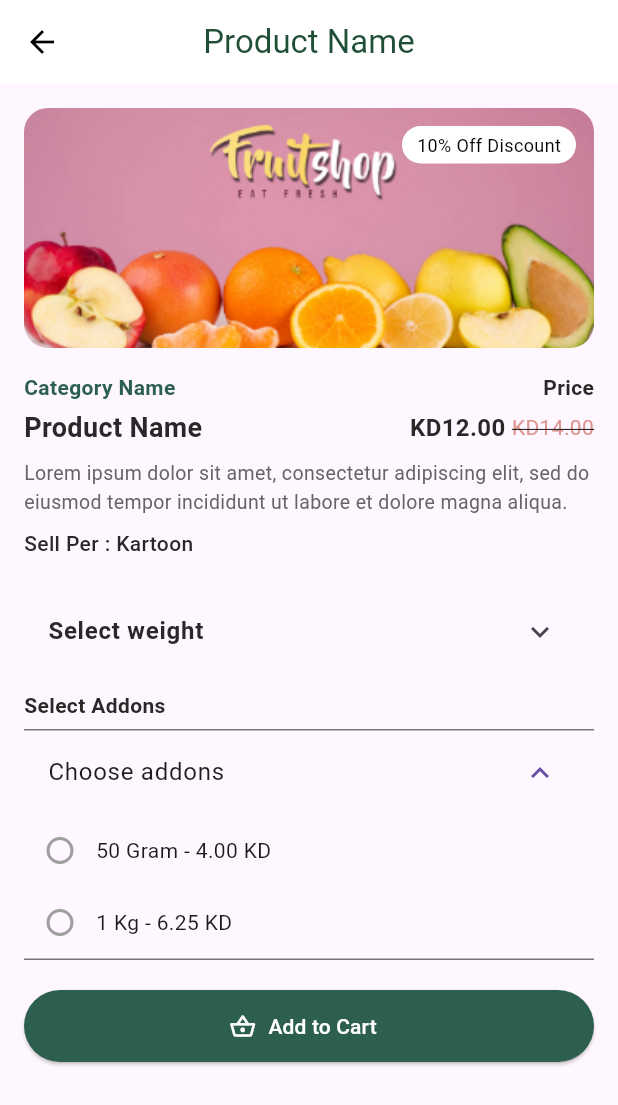
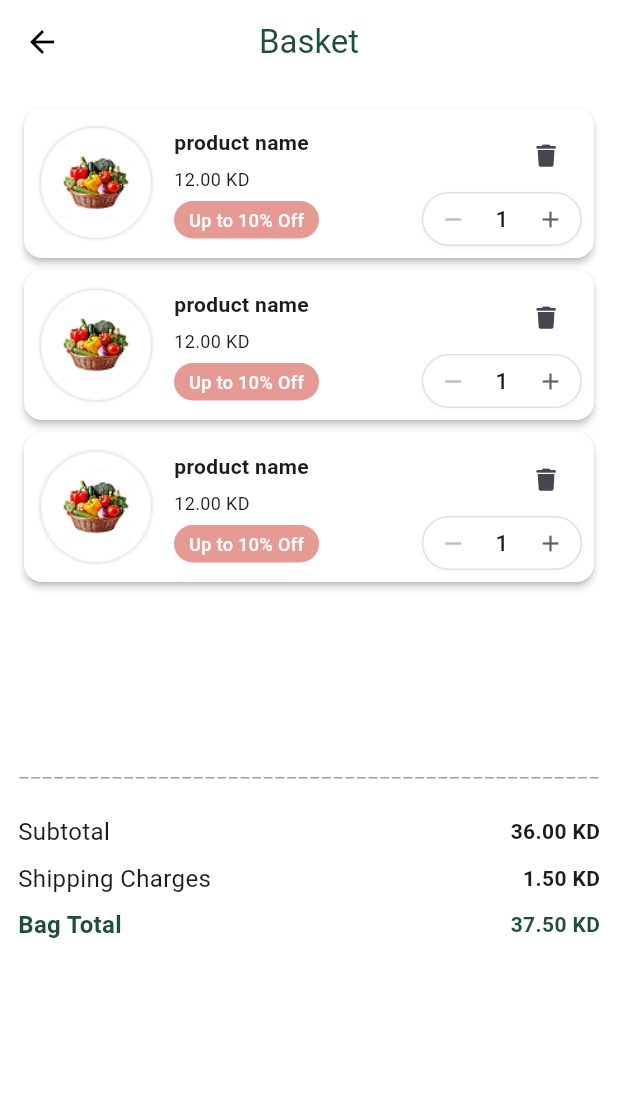
Before and after one commit to khedr0/FruitMarketApp, a Flutter app: the ProductScreen screen opened by its route, after a tap on "Add to Cart", on a phone screen of 412 x 824 dp. Shown: the top 1105 px of the screen. Run offline on Flutter 3.47's test engine with Material 3 defaults, Android fonts, the phone set to English and light mode, and no system bars; our stand-ins replace font_awesome_flutter.

Commit message:
Basket Screen + some widgets

```diff
--- a/lib/constants/strings.dart
+++ b/lib/constants/strings.dart
@@ -52,6 +52,7 @@ class AppStrings {
   static const String selectWight = "Select weight";
   static const String selectAddons = "Select Addons";
   static const String categoryName = "Category Name";
+  static const String basket = "Basket";
   // Filters / UI
   static const String close = 'Close';
   static const String applyFilter = 'Apply Filter';
--- a/lib/main.dart
+++ b/lib/main.dart
@@ -3,6 +3,7 @@ import 'package:fruit_market/screans/authentication_screans/checkingByPhone.dart
 import 'package:fruit_market/screans/authentication_screans/loginScreen.dart';
 import 'package:fruit_market/screans/authentication_screans/signUpScreen.dart';
 import 'package:fruit_market/screans/authentication_screans/singingScreen.dart';
+import 'package:fruit_market/screans/later/basketScreen.dart';
 import 'package:fruit_market/screans/onBoarding.dart';
 import 'package:fruit_market/screans/productScreen.dart';
 import 'package:fruit_market/screans/sellerScreen.dart';
@@ -29,6 +30,7 @@ class FruitMarketApp extends StatelessWidget {
         "phoneVerificationScreen": (context) => const PhoneVerificationScreen(),
         "sellerScreen": (context) => const SellerScreen(),
         "productScreen": (context) => const ProductScreen(),
+        "basketScreen": (context) => const BasketScreen()
       },
     );
   }
--- /dev/null
+++ b/lib/screans/later/basketScreen.dart
@@ -0,0 +1,122 @@
+import 'package:flutter/material.dart';
+
+import '../../constants/colors.dart';
+import '../../constants/strings.dart';
+import '../../widgets/productCartWidget.dart';
+
+class BasketScreen extends StatelessWidget {
+  const BasketScreen({super.key});
+  static String id = "basketScreen";
+
+  @override
+  Widget build(BuildContext context) {
+    return Scaffold(
+      backgroundColor: AppColors.white,
+      appBar: AppBar(
+        backgroundColor: AppColors.white,
+        elevation: 0,
+        iconTheme: const IconThemeData(color: AppColors.black),
+        title: const Text(
+          AppStrings.basket,
+          style: TextStyle(color: AppColors.primaryDark),
+        ),
+        centerTitle: true,
+      ),
+      body: Padding(
+        padding: const EdgeInsets.all(12.0),
+        child: Column(
+          children: [
+            SizedBox(
+              height: 450,
+              child: SingleChildScrollView(
+                child: Column(
+                  children: [
+                    ProductCartWidget(),
+                    ProductCartWidget(),
+                    ProductCartWidget(),
+                  ],
+                ),
+              ),
+            ),
+            Column(
+              children: [
+                Row(
+                  children: List.generate(
+                    50, // Number of dots (adjust for screen width)
+                    (index) {
+                      return const Expanded(
+                        // Wrap each dot/space pair in Expanded to distribute evenly
+                        child: Padding(
+                          padding: EdgeInsets.symmetric(horizontal: 1.0),
+                          child: SizedBox(
+                            width: 3.0, // Width of the dash/dot
+                            height: 1.0, // Thickness of the dash/dot
+                            child: DecoratedBox(
+                              decoration: BoxDecoration(
+                                color: Colors.black38,
+                              ),
+                            ),
+                          ),
+                        ),
+                      );
+                    },
+                  ),
+                ),
+                SizedBox(
+                  height: 20,
+                ),
+                Padding(
+                  padding: const EdgeInsets.symmetric(vertical: 4.0),
+                  child: Row(
+                    mainAxisAlignment: MainAxisAlignment.spaceBetween,
+                    children: [
+                      Text(
+                        "Subtotal",
+                        style: TextStyle(fontSize: 16),
+                      ),
+                      Text("36.00 KD",
+                          style: TextStyle(fontWeight: FontWeight.bold))
+                    ],
+                  ),
+                ),
+                Padding(
+                  padding: const EdgeInsets.symmetric(vertical: 4.0),
+                  child: Row(
+                    mainAxisAlignment: MainAxisAlignment.spaceBetween,
+                    children: [
+                      Text(
+                        "Shipping Charges",
+                        style: TextStyle(fontSize: 16),
+                      ),
+                      Text("1.50 KD",
+                          style: TextStyle(fontWeight: FontWeight.bold))
+                    ],
+                  ),
+                ),
+                Padding(
+                  padding: const EdgeInsets.symmetric(vertical: 4.0),
+                  child: Row(
+                    mainAxisAlignment: MainAxisAlignment.spaceBetween,
+                    children: [
+                      Text(
+                        "Bag Total",
+                        style: TextStyle(
+                            fontSize: 16,
+                            color: AppColors.primaryDark,
+                            fontWeight: FontWeight.bold),
+                      ),
+                      Text("37.50 KD",
+                          style: TextStyle(
+                              fontWeight: FontWeight.bold,
+                              color: AppColors.primaryDark))
+                    ],
+                  ),
+                ),
+              ],
+            ),
+          ],
+        ),
+      ),
+    );
+  }
+}
--- a/lib/screans/later/home_page.dart
+++ b/lib/screans/later/homeScreen.dart
@@ -1,16 +1,18 @@
 import 'package:flutter/material.dart';
 import 'package:fruit_market/constants/strings.dart';
 
+import '../../constants/colors.dart';
 import '../../widgets/categoryCardWidget.dart';
 import '../../widgets/customAppBar.dart';
 import '../../widgets/sellerCardWidget.dart';
 
-class HomePage extends StatelessWidget {
-  const HomePage({super.key});
+class HomeScreen extends StatelessWidget {
+  const HomeScreen({super.key});
 
   @override
   Widget build(BuildContext context) {
     return Scaffold(
+      backgroundColor: AppColors.white,
       appBar: CustomAppBar(),
       body: Padding(
         padding: const EdgeInsets.all(8.0),
--- a/lib/screans/productScreen.dart
+++ b/lib/screans/productScreen.dart
@@ -1,5 +1,6 @@
 import 'package:flutter/material.dart';
 import 'package:fruit_market/constants/strings.dart';
+import 'package:fruit_market/screans/later/basketScreen.dart';
 
 import '../constants/colors.dart';
 import '../widgets/checkBox.dart';
@@ -27,7 +28,6 @@ class ProductScreen extends StatelessWidget {
         child: Column(
           crossAxisAlignment: CrossAxisAlignment.start,
           children: [
-            // ---------- Product Image + Discount Badge ----------
             Stack(
               children: [
                 ClipRRect(
@@ -81,7 +81,6 @@ class ProductScreen extends StatelessWidget {
 
             const SizedBox(height: 4),
 
-            // ---------- Product name + price ----------
             Row(
               mainAxisAlignment: MainAxisAlignment.spaceBetween,
               children: const [
@@ -133,7 +132,6 @@ class ProductScreen extends StatelessWidget {
               ),
             ),
             const SizedBox(height: 20),
-            // ---------- Select weight ----------
             const ExpansionTile(
               // shape: Border(
               //   bottom: BorderSide(color: Colors.transparent, width: 0),
@@ -172,16 +170,16 @@ class ProductScreen extends StatelessWidget {
             const SizedBox(height: 10),
 
             // ---------- Select Addons ----------
-            const Text(
-              AppStrings.selectAddons,
-              style: TextStyle(
-                fontWeight: FontWeight.bold,
-                color: AppColors.textPrimary,
-              ),
-            ),
+
             const SizedBox(height: 6),
             const ExpansionTile(
-              title: Text("Choose addons"),
+              title: Text(
+                AppStrings.selectAddons,
+                style: TextStyle(
+                  fontWeight: FontWeight.bold,
+                  color: AppColors.textPrimary,
+                ),
+              ),
               initiallyExpanded: true,
               children: [
                 Row(
@@ -203,7 +201,9 @@ class ProductScreen extends StatelessWidget {
               width: double.infinity,
               height: 48,
               child: ElevatedButton.icon(
-                onPressed: () {},
+                onPressed: () {
+                  Navigator.pushNamed(context, BasketScreen.id);
+                },
                 icon: const Icon(Icons.shopping_basket_outlined,
                     color: AppColors.white),
                 label: const Text(
--- a/lib/widgets/customAppBar.dart
+++ b/lib/widgets/customAppBar.dart
@@ -99,7 +99,7 @@ class CustomAppBar extends StatelessWidget implements PreferredSizeWidget {
           icon: Image.asset("assets/Layer 15.png"),
         )
       ],
-      automaticallyImplyLeading: false,
+      automaticallyImplyLeading: true,
       elevation: 0,
     );
   }
--- a/lib/widgets/navbar.dart
+++ b/lib/widgets/navbar.dart
@@ -1,6 +1,7 @@
 import 'package:flutter/material.dart';
 
-import '../screans/later/home_page.dart';
+import '../screans/later/basketScreen.dart';
+import '../screans/later/homeScreen.dart';
 
 class NavBar extends StatefulWidget {
   @override
@@ -11,9 +12,9 @@ class NavBarState extends State<NavBar> {
   int selectedIndex = 0;
 
   List<Widget> pages = [
-    HomePage(),
+    HomeScreen(),
     Center(child: Text('Orders')),
-    Center(child: Text('Basket')),
+    BasketScreen(),
     Center(child: Text('Favorite')),
     Center(child: Text('More')),
   ];
--- /dev/null
+++ b/lib/widgets/productCartWidget.dart
@@ -0,0 +1,94 @@
+import 'package:flutter/material.dart';
+import 'package:font_awesome_flutter/font_awesome_flutter.dart';
+import 'package:fruit_market/widgets/quantitySelector.dart';
+// import 'package:fruit_market/constants/colors.dart'; // Assuming this exists
+// import 'package:fruit_market/widgets/quantitySelector.dart'; // Assuming this exists
+
+class ProductCartWidget extends StatelessWidget {
+  const ProductCartWidget({super.key});
+
+  @override
+  Widget build(BuildContext context) {
+    return Card(
+      // Replacing AppColors.white with a standard color for simplicity
+      // Replace with AppColors.white if your constant file is imported
+      color: Colors.white,
+      elevation: 2,
+      child: Padding(
+        padding: const EdgeInsets.all(8.0),
+        child: Row(
+          // Use MainAxisAlignment.start to align items left
+          // and let Expanded/Padding handle the spacing
+          mainAxisAlignment: MainAxisAlignment.start,
+          crossAxisAlignment: CrossAxisAlignment.center, // Align vertically
+          children: [
+            // 1. Product Image (Fixed Width)
+            Image.asset(
+              "assets/product.png",
+              width: 80, // **Fixed size to control width**
+              height: 80,
+            ),
+
+            const SizedBox(width: 12), // Small space after image
+
+            // 2. Product Details (Takes remaining space)
+            // *** THE FIX: Wrap the details Column in Expanded ***
+            Expanded(
+              child: SizedBox(
+                height: 80,
+                child: Column(
+                  mainAxisAlignment: MainAxisAlignment.spaceAround,
+                  crossAxisAlignment: CrossAxisAlignment.start,
+                  children: [
+                    const Text(
+                      "product name",
+                      style: TextStyle(fontWeight: FontWeight.bold),
+                      overflow: TextOverflow.ellipsis, // Prevents text overflow
+                    ),
+                    const Text(
+                      "12.00 KD",
+                      style: TextStyle(fontSize: 12),
+                    ),
+                    Container(
+                      padding: const EdgeInsets.symmetric(
+                          horizontal: 10, vertical: 4),
+                      decoration: BoxDecoration(
+                        color: const Color(0xFFE59A94), // لون الخلفية الوردي
+                        borderRadius:
+                            BorderRadius.circular(20), // الشكل الدائري
+                      ),
+                      child: const Text(
+                        "Up to 10% Off",
+                        style: TextStyle(
+                          color: Colors.white,
+                          fontSize: 12,
+                          fontWeight: FontWeight.w500,
+                        ),
+                      ),
+                    ),
+                  ],
+                ),
+              ),
+            ),
+
+            const SizedBox(width: 12), // Space before the actions column
+
+            // 3. Actions Column (Fixed Width)
+            Column(
+              crossAxisAlignment: CrossAxisAlignment.end,
+              mainAxisAlignment: MainAxisAlignment.spaceBetween,
+              children: [
+                IconButton(
+                  onPressed: () {},
+                  icon: const Icon(FontAwesomeIcons.trash),
+                  iconSize: 15,
+                ),
+                QuantitySelector()
+              ],
+            )
+          ],
+        ),
+      ),
+    );
+  }
+}
--- /dev/null
+++ b/lib/widgets/quantitySelector.dart
@@ -0,0 +1,86 @@
+import 'package:flutter/material.dart';
+
+class QuantitySelector extends StatefulWidget {
+  const QuantitySelector({super.key});
+
+  @override
+  State<QuantitySelector> createState() => _QuantitySelectorState();
+}
+
+class _QuantitySelectorState extends State<QuantitySelector> {
+  int _quantity = 1;
+
+  void _decrementQuantity() {
+    setState(() {
+      if (_quantity > 1) _quantity--;
+    });
+  }
+
+  void _incrementQuantity() {
+    setState(() {
+      _quantity++;
+    });
+  }
+
+  @override
+  Widget build(BuildContext context) {
+    return Container(
+      height: 36, // ↓ Reduced height
+      decoration: BoxDecoration(
+        color: Colors.white,
+        borderRadius: BorderRadius.circular(25), // ↓ Slightly smaller radius
+        border: Border.all(color: Colors.grey.shade300, width: 1),
+        boxShadow: [
+          BoxShadow(
+            color: Colors.grey.withOpacity(0.1),
+            blurRadius: 2,
+            offset: const Offset(0, 1),
+          ),
+        ],
+      ),
+      child: Row(
+        mainAxisSize: MainAxisSize.min,
+        children: [
+          // --- Decrement Button ---
+          SizedBox(
+            width: 40, // ↓ Smaller button width
+            height: 32,
+            child: IconButton(
+              icon: const Icon(Icons.remove, size: 18),
+              color:
+                  _quantity > 1 ? Colors.grey.shade700 : Colors.grey.shade400,
+              onPressed: _decrementQuantity,
+              padding: EdgeInsets.zero, // ↓ Removes extra padding
+              splashRadius: 18,
+            ),
+          ),
+
+          // --- Quantity Text ---
+          Padding(
+            padding: const EdgeInsets.symmetric(horizontal: 8.0),
+            child: Text(
+              '$_quantity',
+              style: const TextStyle(
+                fontSize: 15,
+                fontWeight: FontWeight.w500,
+              ),
+            ),
+          ),
+
+          // --- Increment Button ---
+          SizedBox(
+            width: 40,
+            height: 32,
+            child: IconButton(
+              icon: const Icon(Icons.add, size: 18),
+              color: Colors.grey.shade700,
+              onPressed: _incrementQuantity,
+              padding: EdgeInsets.zero,
+              splashRadius: 18,
+            ),
+          ),
+        ],
+      ),
+    );
+  }
+}
```
